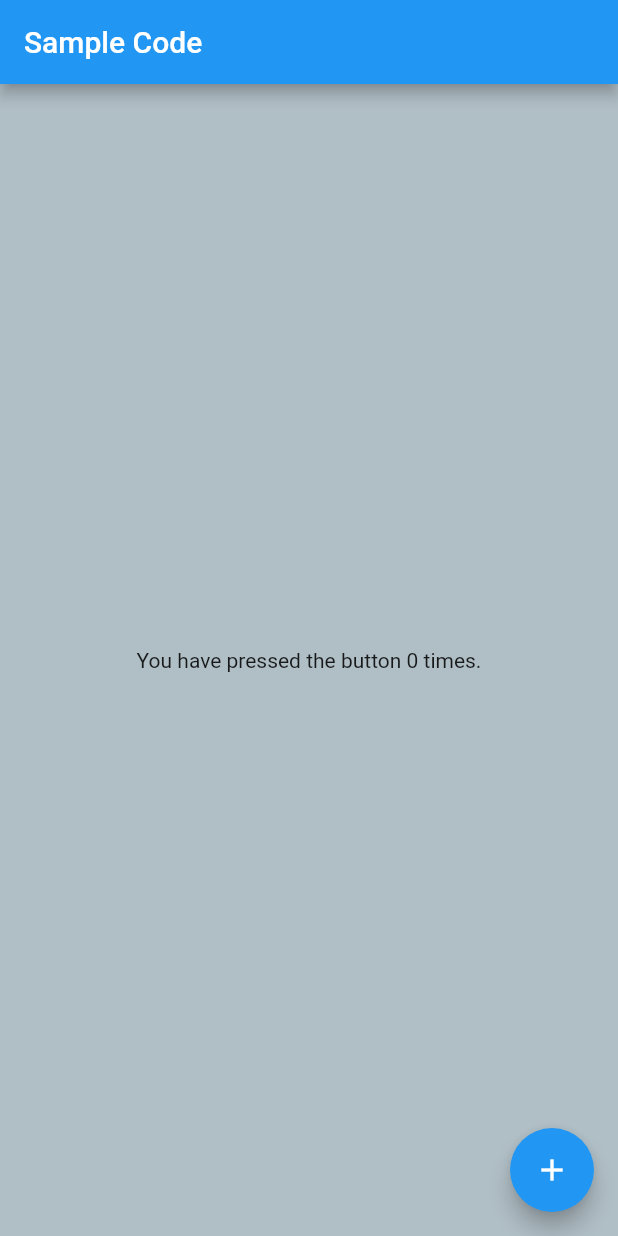
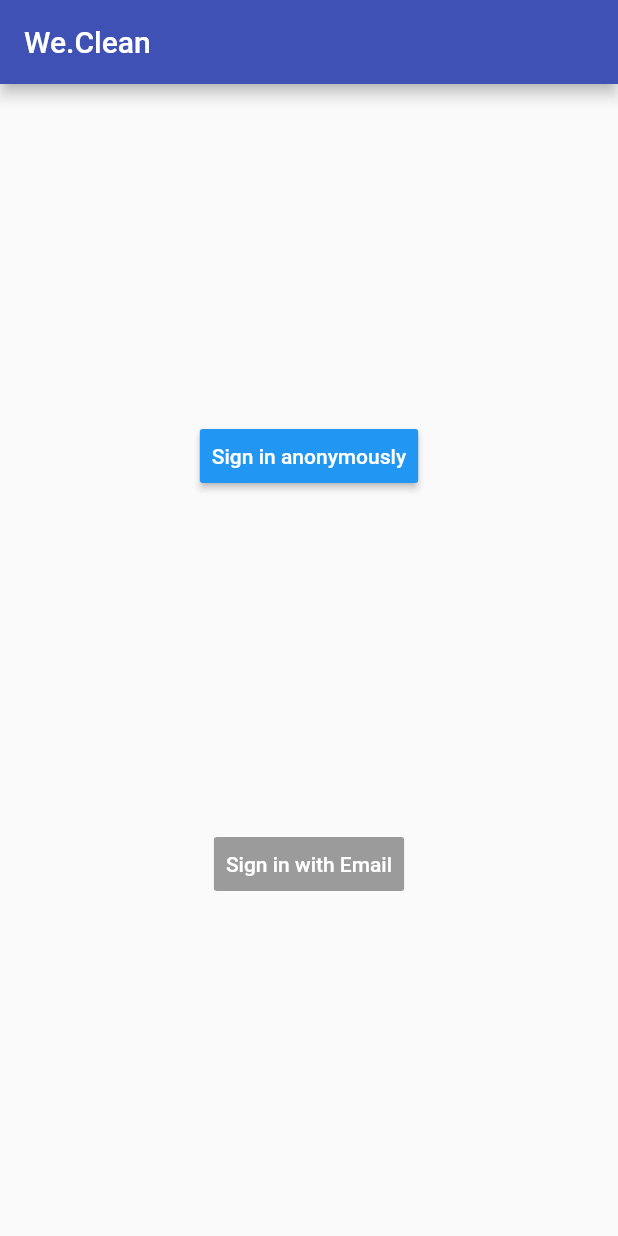
Before and after one commit to mmichelon/we_clean, a Flutter app: the screen it shows after launch, on a phone screen of 412 x 824 dp. Run offline on Flutter 3.47's test engine with Material 2 defaults, Android fonts, the phone set to English and light mode, and no system bars; our stand-ins replace firebase_auth; accounts and stored records are empty.

Commit message:
Anonomous login working, linked with firebase, designing login

```diff
--- a/lib/main.dart
+++ b/lib/main.dart
@@ -1,51 +1,177 @@
-// Flutter code sample for Scaffold
-
-// This example shows a [Scaffold] with a blueGrey [backgroundColor], [body]
-// and [FloatingActionButton]. The [body] is a [Text] placed in a [Center] in
-// order to center the text within the [Scaffold]. The [FloatingActionButton]
-// is connected to a callback that increments a counter.
-//
-// ![](https://flutter.github.io/assets-for-api-docs/assets/material/scaffold_background_color.png)
-
+import 'package:firebase_auth/firebase_auth.dart';
 import 'package:flutter/material.dart';
 
 void main() => runApp(MyApp());
 
-/// This Widget is the main application widget.
 class MyApp extends StatelessWidget {
-  static const String _title = 'Flutter Code Sample';
-
   @override
   Widget build(BuildContext context) {
     return MaterialApp(
-      title: _title,
-      home: MyStatefulWidget(),
+      title: 'We.Clean',
+      theme: ThemeData(
+        primarySwatch: Colors.indigo,
+      ),
+      home: LandingPage(),
     );
   }
 }
 
-class MyStatefulWidget extends StatefulWidget {
-  MyStatefulWidget({Key key}) : super(key: key);
+class LandingPage extends StatelessWidget {
+  @override
+  Widget build(BuildContext context) {
+    return StreamBuilder<FirebaseUser>(
+      stream: FirebaseAuth.instance.onAuthStateChanged,
+      builder: (context, snapshot) {
+        if (snapshot.connectionState == ConnectionState.active) {
+          FirebaseUser user = snapshot.data;
+          if (user == null) {
+            return SignInPage();
+          }
+          return HomePage();
+        } else {
+          return Scaffold(
+            body: Center(
+              child: CircularProgressIndicator(),
+            ),
+          );
+        }
+      },
+    );
+  }
+}
+
+class SignInPage extends StatelessWidget {
+
+  Future<void> _signInAnonymously() async {
+    try {
+      await FirebaseAuth.instance.signInAnonymously();
+    } catch (e) {
+      print(e); // TODO: show dialog with error
+    }
+  }
 
   @override
-  _MyStatefulWidgetState createState() => _MyStatefulWidgetState();
-}
-
-class _MyStatefulWidgetState extends State<MyStatefulWidget> {
-  int _count = 0;
-
   Widget build(BuildContext context) {
     return Scaffold(
-      appBar: AppBar(
-        title: const Text('Sample Code'),
-      ),
-      body: Center(child: Text('You have pressed the button $_count times.')),
-      backgroundColor: Colors.blueGrey.shade200,
-      floatingActionButton: FloatingActionButton(
-        onPressed: () => setState(() => _count++),
-        tooltip: 'Increment Counter',
-        child: const Icon(Icons.add),
+      appBar: AppBar(title: Text('We.Clean')),
+      body: Center(
+      child: new Column(
+        mainAxisAlignment: MainAxisAlignment.spaceEvenly,
+        children: <Widget>[
+          new RaisedButton(
+            padding: const EdgeInsets.all(8.0),
+            textColor: Colors.white,
+            color: Colors.blue,
+            onPressed: _signInAnonymously,
+            child: new Text("Sign in anonymously"),
+          ),
+          new RaisedButton(
+//            onPressed: _signInAnonymously,
+            textColor: Colors.white,
+            color: Colors.red,
+            padding: const EdgeInsets.all(8.0),
+            child: new Text(
+              "Sign in with Email",
+            ),
+          ),
+        ],
+      )
       ),
     );
   }
 }
+
+class HomePage extends StatelessWidget {
+
+  Future<void> _signOut() async {
+    try {
+      await FirebaseAuth.instance.signOut();
+    } catch (e) {
+      print(e); // TODO: show dialog with error
+    }
+  }
+
+  @override
+  Widget build(BuildContext context) {
+    return Scaffold(
+      appBar: AppBar(
+        title: Text('Home Page'),
+        actions: <Widget>[
+          FlatButton(
+            child: Text(
+              'Logout',
+              style: TextStyle(
+                fontSize: 18.0,
+                color: Colors.white,
+              ),
+            ),
+            onPressed: _signOut,
+          ),
+        ],
+      ),
+
+      body: Center(
+          child: new Column(
+            mainAxisAlignment: MainAxisAlignment.spaceEvenly,
+            children: <Widget>[
+              const Text.rich(
+                TextSpan(
+                  children: <TextSpan>[
+                    TextSpan(text: 'Hello ', style: TextStyle(fontSize: 30, color: Colors.orangeAccent)),
+                    TextSpan(text: 'Anonymous', style: TextStyle(fontSize: 30, fontWeight: FontWeight.bold, color: Colors.blue)),
+                    TextSpan(text: ' user!', style: TextStyle(fontSize: 30, color: Colors.orangeAccent)),
+                  ],
+                ),
+              )
+            ],
+          )
+      ),
+    );
+  }
+}
+
+
+////Test code for app baseline - test dependencies
+
+//import 'package:flutter/material.dart';
+//
+//void main() => runApp(MyApp());
+//
+///// This Widget is the main application widget.
+//class MyApp extends StatelessWidget {
+//  static const String _title = 'Flutter Code Sample';
+//
+//  @override
+//  Widget build(BuildContext context) {
+//    return MaterialApp(
+//      title: _title,
+//      home: MyStatefulWidget(),
+//    );
+//  }
+//}
+//
+//class MyStatefulWidget extends StatefulWidget {
+//  MyStatefulWidget({Key key}) : super(key: key);
+//
+//  @override
+//  _MyStatefulWidgetState createState() => _MyStatefulWidgetState();
+//}
+//
+//class _MyStatefulWidgetState extends State<MyStatefulWidget> {
+//  int _count = 0;
+//
+//  Widget build(BuildContext context) {
+//    return Scaffold(
+//      appBar: AppBar(
+//        title: const Text('Sample Code'),
+//      ),
+//      body: Center(child: Text('You have pressed the button $_count times.')),
+//      backgroundColor: Colors.blueGrey.shade200,
+//      floatingActionButton: FloatingActionButton(
+//        onPressed: () => setState(() => _count++),
+//        tooltip: 'Increment Counter',
+//        child: const Icon(Icons.add),
+//      ),
+//    );
+//  }
+//}
--- a/pubspec.yaml
+++ b/pubspec.yaml
@@ -23,6 +23,10 @@ dependencies:
   # The following adds the Cupertino Icons font to your application.
   # Use with the CupertinoIcons class for iOS style icons.
   cupertino_icons: ^0.1.2
+  firebase_auth: 0.15.4
+  firebase_core: ^0.4.0+9
+  firebase_analytics: ^5.0.2
+
 
 dev_dependencies:
   flutter_test:
```
Also changed, not shown: pubspec.lock, 6 other files.
